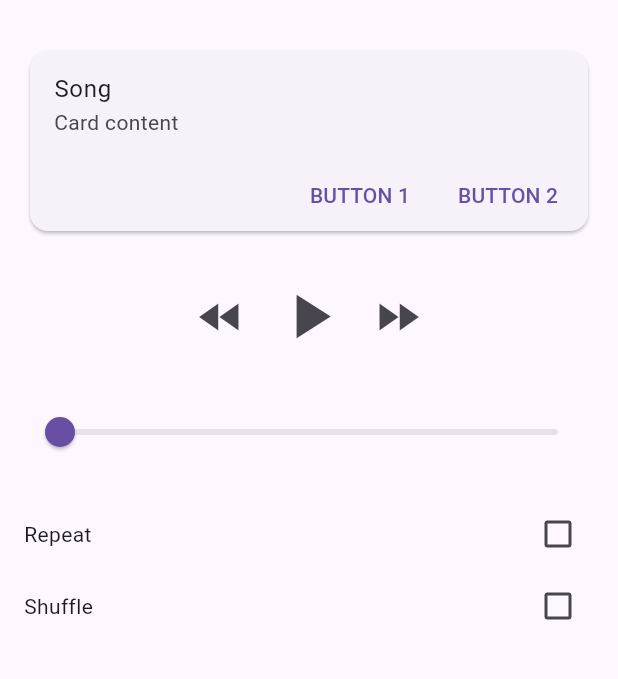
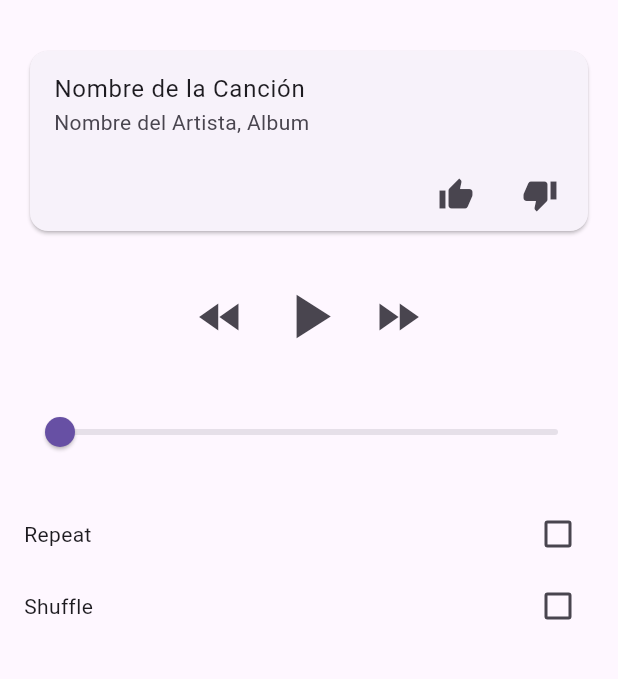
Before and after one commit to Man2021x/Examen1_programovil_q3_2024, a Flutter app: the screen it shows after launch, in the side drawer, after a tap on "Podcast", on a phone screen of 412 x 824 dp, the part 63-742 px from its top. Run offline on Flutter 3.47's test engine with Material 3 defaults, Android fonts, the phone set to English and light mode, and no system bars; network calls fail.

Commit message:
Actualizacion a la pantalla principal
Se agregó una imagen para el fondo de la pantalla principal

```diff
--- a/app_ceutec_examen1/lib/main.dart
+++ b/app_ceutec_examen1/lib/main.dart
@@ -72,7 +72,6 @@ class HomeScreen extends StatelessWidget {
                 );
               },
             ),
-
             ListTile(
               leading: const Icon(Icons.podcasts),
               title: const Text('Podcast'),
@@ -86,8 +85,23 @@ class HomeScreen extends StatelessWidget {
           ],
         ),
       ),
-      body: const Center(
-        child: Text('Pantalla Principal'),
+      body: Container(
+        decoration: const BoxDecoration(
+          image: DecorationImage(
+            image: NetworkImage('https://universiwebb.com/wp-content/uploads/nombre_color.jpg'),
+            fit: BoxFit.contain,
+          ),
+        ),
+        child: const Center(
+          child: Text(
+            'Pantalla Principal',
+            style: TextStyle(
+              color: Colors.white,
+              fontSize: 24,
+              fontWeight: FontWeight.bold,
+            ),
+          ),
+        ),
       ),
     );
   }
--- a/app_ceutec_examen1/lib/podcast_widget.dart
+++ b/app_ceutec_examen1/lib/podcast_widget.dart
@@ -35,20 +35,24 @@ class PodcastWidgetState extends State<PodcastWidget> {
                 mainAxisSize: MainAxisSize.min,
                 children: <Widget>[
                   const ListTile(
-                    title: Text('Song'),
-                    subtitle: Text('Card content'),
+                    title: Text('Nombre de la Canción'),
+                    subtitle: Text('Nombre del Artista, Album'),
                   ),
                   Row(
                     mainAxisAlignment: MainAxisAlignment.end,
                     children: <Widget>[
-                      TextButton(
-                        onPressed: () {},
-                        child: const Text('BUTTON 1'),
+                      IconButton(
+                        icon: const Icon(Icons.thumb_up),
+                        onPressed: () {
+                          // Acción para "manito arriba"
+                        },
                       ),
                       const SizedBox(width: 8),
-                      TextButton(
-                        onPressed: () {},
-                        child: const Text('BUTTON 2'),
+                      IconButton(
+                        icon: const Icon(Icons.thumb_down),
+                        onPressed: () {
+                          // Acción para "manito abajo"
+                        },
                       ),
                       const SizedBox(width: 8),
                     ],
```
Lines whose indentation alone changed are shown as unchanged.
